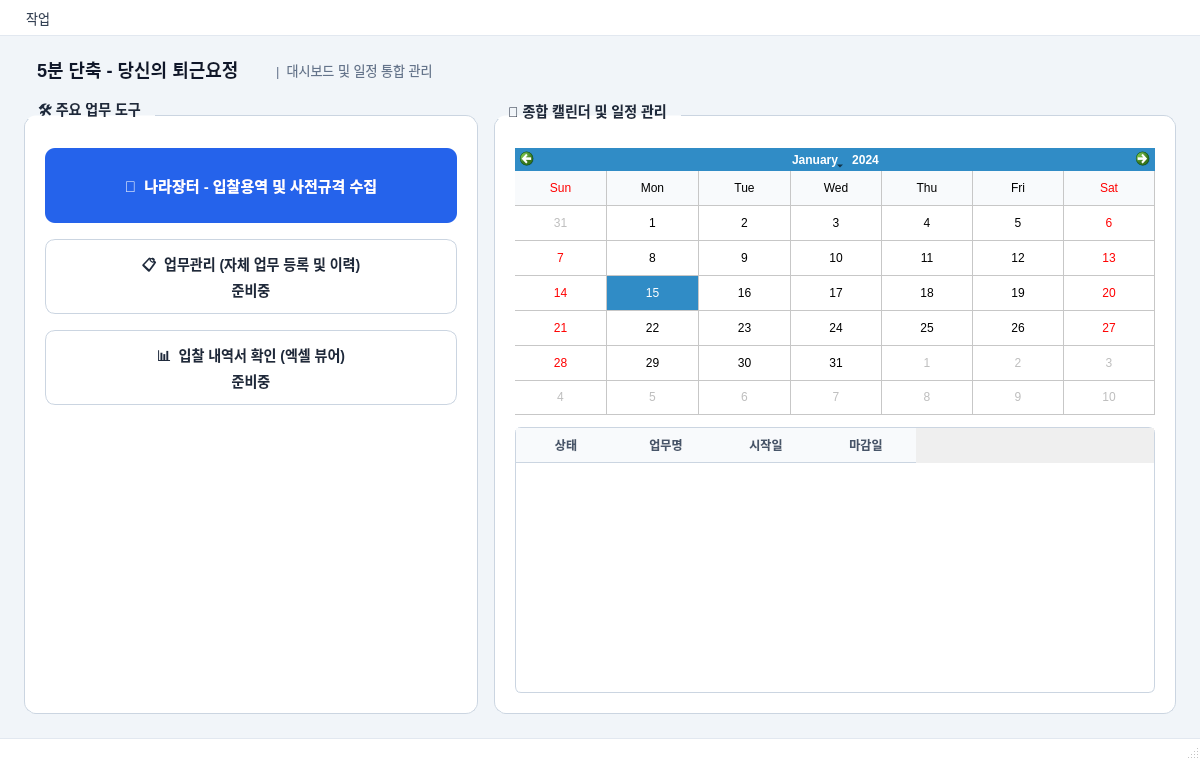
Old version of the form ui/main.ui in the repository MHJO/FairyqualityTime.
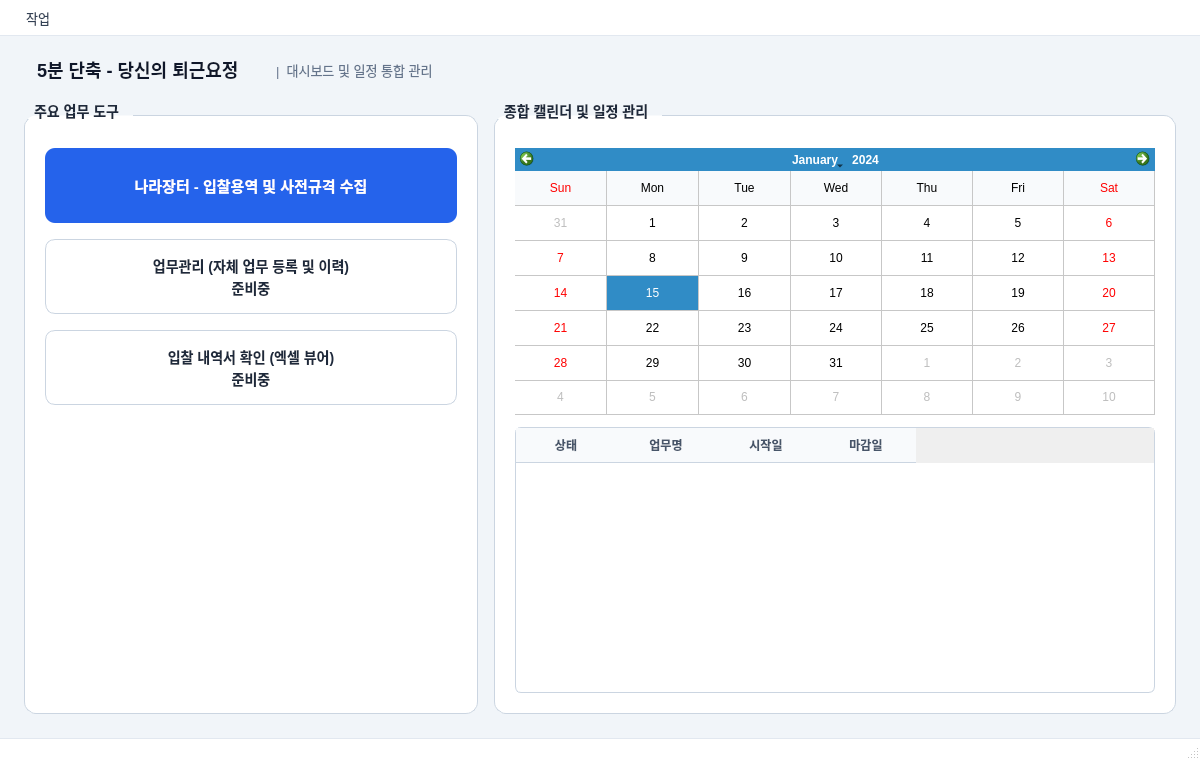
New version of the form. Icons and pictures are not drawn.

Commit message: 업무관리 기능 추가중

```diff
--- a/ui/main.ui
+++ b/ui/main.ui
@@ -221,7 +221,7 @@
       <item>
        <widget class="QGroupBox" name="gb_tools">
         <property name="title">
-         <string> 🛠️ 주요 업무 도구 </string>
+         <string>주요 업무 도구 </string>
         </property>
         <layout class="QVBoxLayout" name="vbox_tools">
          <property name="spacing">
@@ -251,7 +251,7 @@
             <cursorShape>PointingHandCursor</cursorShape>
            </property>
            <property name="text">
-            <string>🚀  나라장터 - 입찰용역 및 사전규격 수집</string>
+            <string>나라장터 - 입찰용역 및 사전규격 수집</string>
            </property>
           </widget>
          </item>
@@ -267,7 +267,7 @@
             <cursorShape>PointingHandCursor</cursorShape>
            </property>
            <property name="text">
-            <string>📋  업무관리 (자체 업무 등록 및 이력)
+            <string>업무관리 (자체 업무 등록 및 이력)
 준비중</string>
            </property>
           </widget>
@@ -287,7 +287,7 @@
             <cursorShape>PointingHandCursor</cursorShape>
            </property>
            <property name="text">
-            <string>📊  입찰 내역서 확인 (엑셀 뷰어)
+            <string>입찰 내역서 확인 (엑셀 뷰어)
 준비중</string>
            </property>
           </widget>
@@ -311,7 +311,7 @@
       <item>
        <widget class="QGroupBox" name="gb_calendar">
         <property name="title">
-         <string> 📅 종합 캘린더 및 일정 관리 </string>
+         <string>종합 캘린더 및 일정 관리 </string>
         </property>
         <layout class="QVBoxLayout" name="vbox_calendar">
          <property name="spacing">
```
The commit also changes 3 other files.
